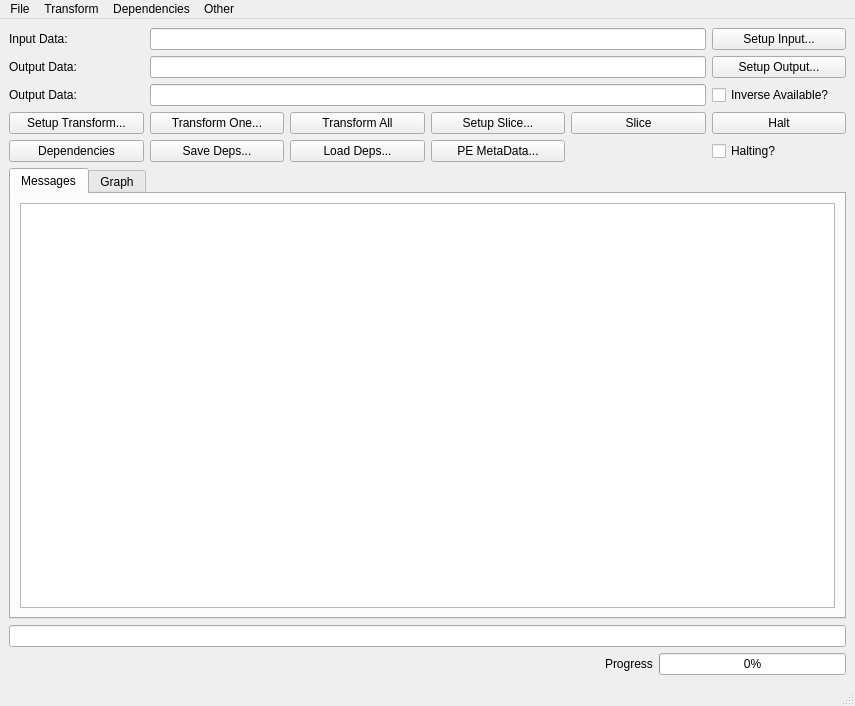
The window that cctwqt/cctwqtmainwindow.ui (guyjennings/cctw) describes before a commit, drawn with Qt 5.
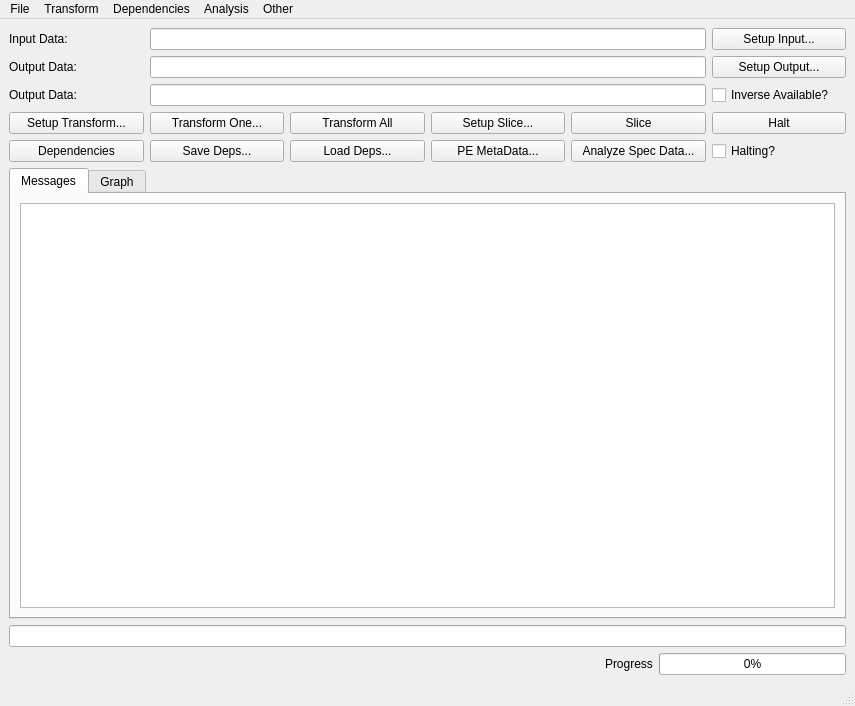
The same window after the commit. Custom widgets are drawn as their Qt base class.

Commit message: Added a linear fitter class Added analyze spec data file command

```diff
--- a/cctwqt/cctwqtmainwindow.ui
+++ b/cctwqt/cctwqtmainwindow.ui
@@ -145,6 +145,13 @@
         </property>
        </widget>
       </item>
+      <item row="4" column="4">
+       <widget class="QPushButton" name="m_AnalyzeSpecDataButton">
+        <property name="text">
+         <string>Analyze Spec Data...</string>
+        </property>
+       </widget>
+      </item>
      </layout>
     </item>
     <item>
@@ -249,7 +256,7 @@
      <x>0</x>
      <y>0</y>
      <width>855</width>
-     <height>27</height>
+     <height>22</height>
     </rect>
    </property>
    <widget class="QMenu" name="menuFile">
@@ -281,9 +288,16 @@
      <string>Other</string>
     </property>
    </widget>
+   <widget class="QMenu" name="menuAnalysis">
+    <property name="title">
+     <string>Analysis</string>
+    </property>
+    <addaction name="m_ActionAnalyseSpecDataFile"/>
+   </widget>
    <addaction name="menuFile"/>
    <addaction name="menuTransform"/>
    <addaction name="menuDependencies"/>
+   <addaction name="menuAnalysis"/>
    <addaction name="menuOther"/>
   </widget>
   <widget class="QStatusBar" name="statusbar"/>
```
Left out of the diff: 29 changed lines with no effect on the pictures. The commit also changes 9 other files.
